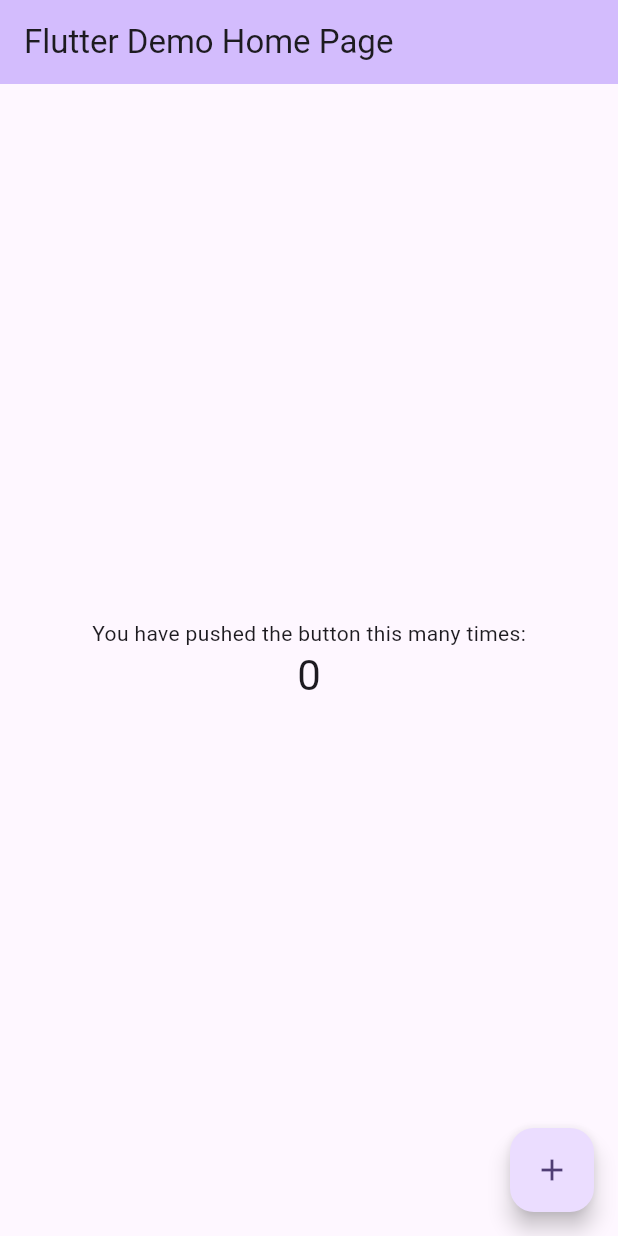
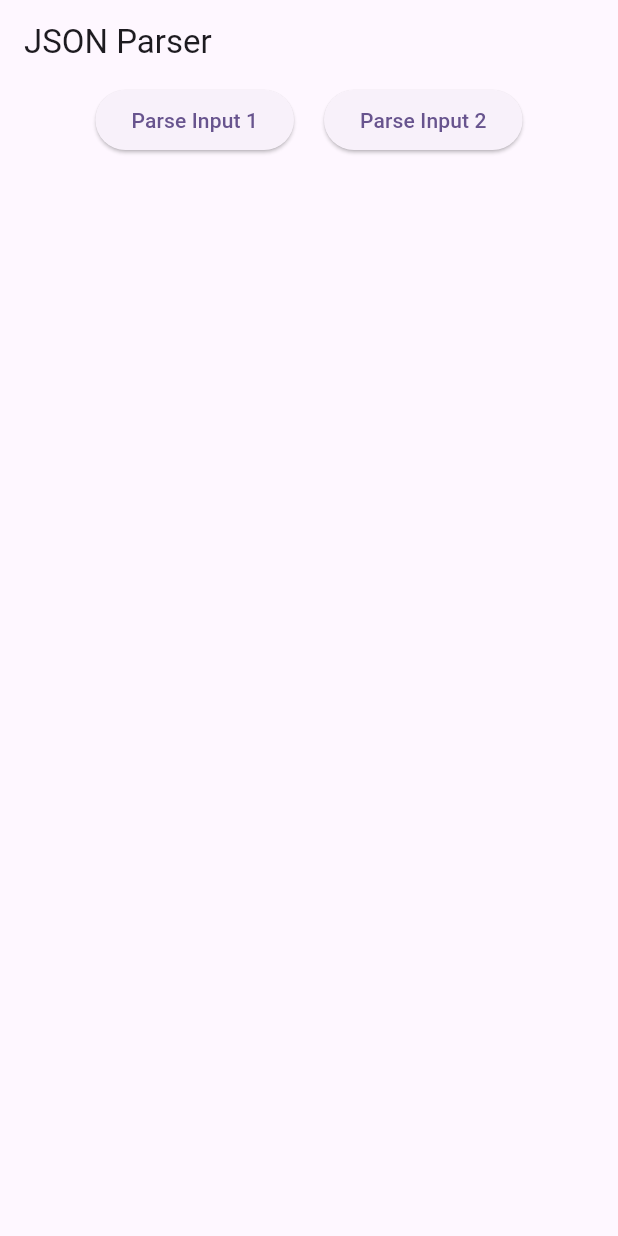
Before and after one commit to muksiturrahman/sm_technology_test_task, a Flutter app: the screen it shows after launch, on a phone screen of 412 x 824 dp. Run offline on Flutter 3.47's test engine with Material 3 defaults, Android fonts, the phone set to English and light mode, and no system bars.

Commit message:
all required functionality completed

```diff
--- a/lib/main.dart
+++ b/lib/main.dart
@@ -1,4 +1,5 @@
 import 'package:flutter/material.dart';
+import 'package:sm_technology_test_task/screens/output_screen.dart';
 
 void main() {
   runApp(const MyApp());
@@ -13,113 +14,10 @@ class MyApp extends StatelessWidget {
     return MaterialApp(
       title: 'Flutter Demo',
       theme: ThemeData(
-        // This is the theme of your application.
-        //
-        // TRY THIS: Try running your application with "flutter run". You'll see
-        // the application has a purple toolbar. Then, without quitting the app,
-        // try changing the seedColor in the colorScheme below to Colors.green
-        // and then invoke "hot reload" (save your changes or press the "hot
-        // reload" button in a Flutter-supported IDE, or press "r" if you used
-        // the command line to start the app).
-        //
-        // Notice that the counter didn't reset back to zero; the application
-        // state is not lost during the reload. To reset the state, use hot
-        // restart instead.
-        //
-        // This works for code too, not just values: Most code changes can be
-        // tested with just a hot reload.
         colorScheme: ColorScheme.fromSeed(seedColor: Colors.deepPurple),
         useMaterial3: true,
       ),
-      home: const MyHomePage(title: 'Flutter Demo Home Page'),
+      home: const OutputScreen(),
     );
   }
 }
-
-class MyHomePage extends StatefulWidget {
-  const MyHomePage({super.key, required this.title});
-
-  // This widget is the home page of your application. It is stateful, meaning
-  // that it has a State object (defined below) that contains fields that affect
-  // how it looks.
-
-  // This class is the configuration for the state. It holds the values (in this
-  // case the title) provided by the parent (in this case the App widget) and
-  // used by the build method of the State. Fields in a Widget subclass are
-  // always marked "final".
-
-  final String title;
-
-  @override
-  State<MyHomePage> createState() => _MyHomePageState();
-}
-
-class _MyHomePageState extends State<MyHomePage> {
-  int _counter = 0;
-
-  void _incrementCounter() {
-    setState(() {
-      // This call to setState tells the Flutter framework that something has
-      // changed in this State, which causes it to rerun the build method below
-      // so that the display can reflect the updated values. If we changed
-      // _counter without calling setState(), then the build method would not be
-      // called again, and so nothing would appear to happen.
-      _counter++;
-    });
-  }
-
-  @override
-  Widget build(BuildContext context) {
-    // This method is rerun every time setState is called, for instance as done
-    // by the _incrementCounter method above.
-    //
-    // The Flutter framework has been optimized to make rerunning build methods
-    // fast, so that you can just rebuild anything that needs updating rather
-    // than having to individually change instances of widgets.
-    return Scaffold(
-      appBar: AppBar(
-        // TRY THIS: Try changing the color here to a specific color (to
-        // Colors.amber, perhaps?) and trigger a hot reload to see the AppBar
-        // change color while the other colors stay the same.
-        backgroundColor: Theme.of(context).colorScheme.inversePrimary,
-        // Here we take the value from the MyHomePage object that was created by
-        // the App.build method, and use it to set our appbar title.
-        title: Text(widget.title),
-      ),
-      body: Center(
-        // Center is a layout widget. It takes a single child and positions it
-        // in the middle of the parent.
-        child: Column(
-          // Column is also a layout widget. It takes a list of children and
-          // arranges them vertically. By default, it sizes itself to fit its
-          // children horizontally, and tries to be as tall as its parent.
-          //
-          // Column has various properties to control how it sizes itself and
-          // how it positions its children. Here we use mainAxisAlignment to
-          // center the children vertically; the main axis here is the vertical
-          // axis because Columns are vertical (the cross axis would be
-          // horizontal).
-          //
-          // TRY THIS: Invoke "debug painting" (choose the "Toggle Debug Paint"
-          // action in the IDE, or press "p" in the console), to see the
-          // wireframe for each widget.
-          mainAxisAlignment: MainAxisAlignment.center,
-          children: <Widget>[
-            const Text(
-              'You have pushed the button this many times:',
-            ),
-            Text(
-              '$_counter',
-              style: Theme.of(context).textTheme.headlineMedium,
-            ),
-          ],
-        ),
-      ),
-      floatingActionButton: FloatingActionButton(
-        onPressed: _incrementCounter,
-        tooltip: 'Increment',
-        child: const Icon(Icons.add),
-      ), // This trailing comma makes auto-formatting nicer for build methods.
-    );
-  }
-}
--- /dev/null
+++ b/lib/models/android_version_model.dart
@@ -0,0 +1,9 @@
+class AndroidVersion {
+  AndroidVersion({
+    required this.id,
+    required this.title,
+  });
+
+  final int id;
+  final String title;
+}
--- /dev/null
+++ b/lib/screens/output_screen.dart
@@ -0,0 +1,63 @@
+import 'package:flutter/material.dart';
+import 'package:sm_technology_test_task/utils/global_var.dart';
+import '../models/android_version_model.dart';
+import '../utils/json_parser.dart';
+
+class OutputScreen extends StatefulWidget {
+  const OutputScreen({super.key});
+
+  @override
+  State<OutputScreen> createState() => _OutputScreenState();
+}
+
+class _OutputScreenState extends State<OutputScreen> {
+  final String input1 = AppString.input1;
+
+  final String input2 = AppString.input2;
+
+  List<AndroidVersion> parsedVersions = [];
+
+  void parseAndDisplay(String jsonString) {
+    setState(() {
+      parsedVersions = JSONParser.parseJSON(jsonString);
+    });
+  }
+
+  @override
+  Widget build(BuildContext context) {
+    return Scaffold(
+      appBar: AppBar(
+        title: Text('JSON Parser'),
+      ),
+      body: Column(
+        children: [
+          Row(
+            mainAxisAlignment: MainAxisAlignment.center,
+            children: [
+              ElevatedButton(
+                onPressed: () => parseAndDisplay(input1),
+                child: Text('Parse Input 1'),
+              ),
+              SizedBox(width: 20),
+              ElevatedButton(
+                onPressed: () => parseAndDisplay(input2),
+                child: Text('Parse Input 2'),
+              ),
+            ],
+          ),
+          Expanded(
+            child: ListView.builder(
+              itemCount: parsedVersions.length,
+              itemBuilder: (context, index) {
+                return ListTile(
+                  title: Text(parsedVersions[index].title),
+                  subtitle: Text('ID: ${parsedVersions[index].id}'),
+                );
+              },
+            ),
+          ),
+        ],
+      ),
+    );
+  }
+}
--- /dev/null
+++ b/lib/utils/global_var.dart
@@ -0,0 +1,8 @@
+class AppString{
+  static const String input1 = '''
+  [{"0":{"id":1,"title":"Gingerbread"},"1":{"id":2,"title":"Jellybean"},"3":{"id":3,"title":"KitKat"}},[{"id":4,"title":"Lollipop"},{"id":5,"title":"Pie"},{"id":6,"title":"Oreo"},{"id":7,"title":"Nougat"}]]
+  ''';
+  static const String input2 = '''
+  [{"0":{"id":1,"title":"Gingerbread"},"1":{"id":2,"title":"Jellybean"},"3":{"id":3,"title":"KitKat"}},{"0":{"id":8,"title":"Froyo"},"2":{"id":9,"title":"Éclair"},"3":{"id":10,"title":"Donut"}},[{"id":4,"title":"Lollipop"},{"id":5,"title":"Pie"},{"id":6,"title":"Oreo"},{"id":7,"title":"Nougat"}]]
+  ''';
+}
```
Also changed, not shown: lib/utils/json_parser.dart (added, +24 -0 lines).
